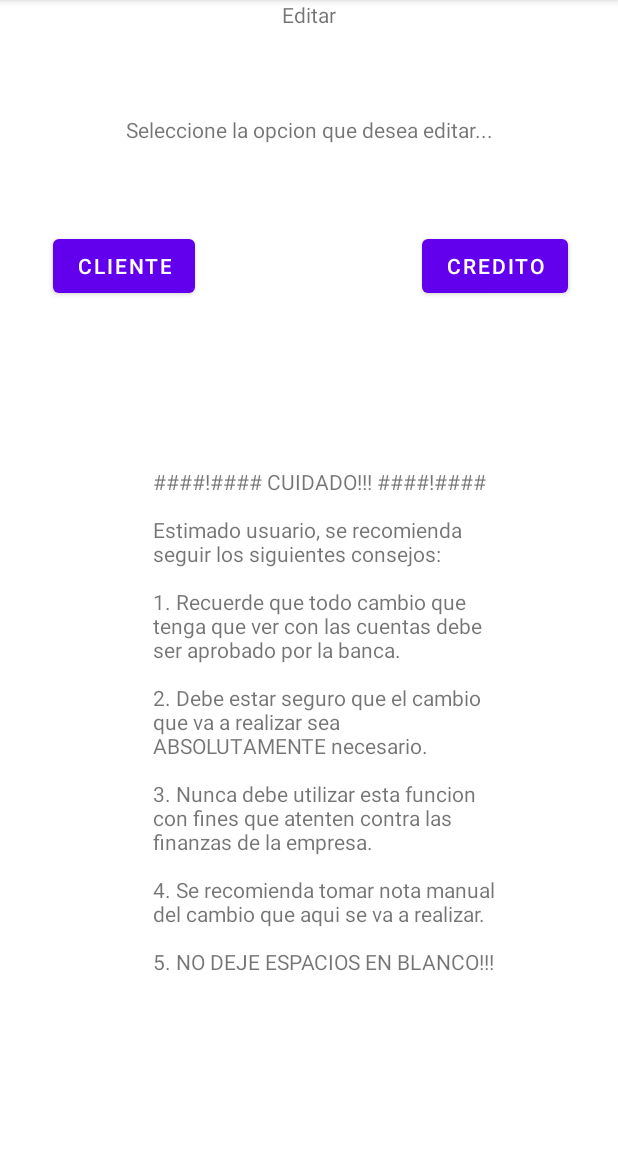
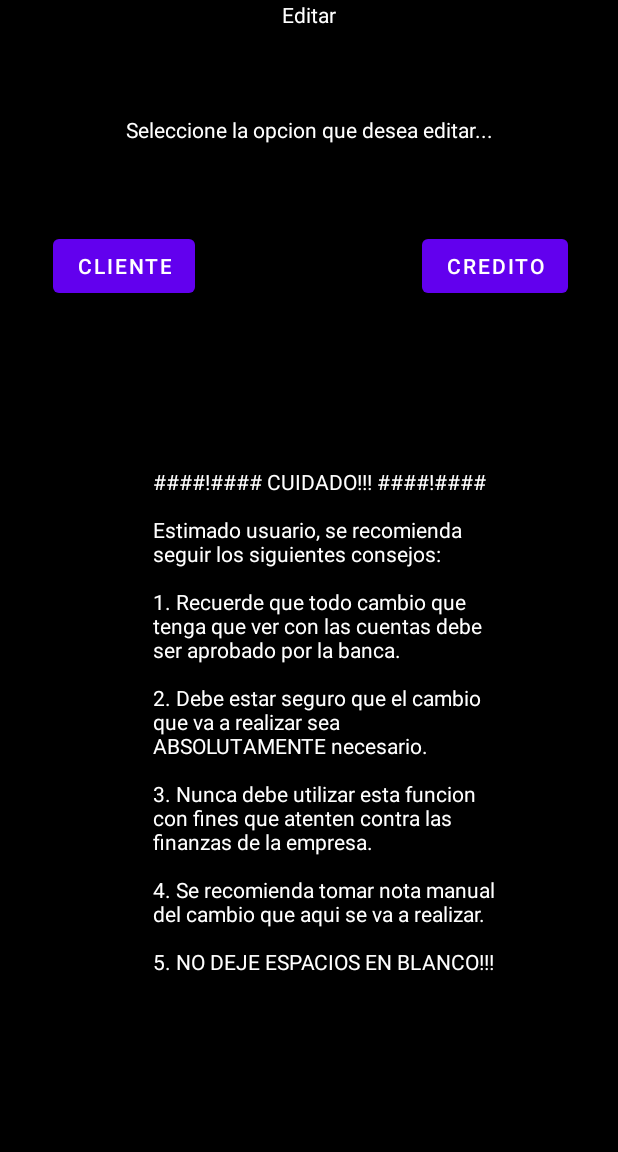
Before and after one commit to chuz41/ElChino, an Android app: the EditarActivity screen opened directly, with no data from a screen before it, on a phone screen of 412 x 824 dp, the part 84-1236 px from its top. Run offline under Robolectric (Android 15) with nearby library versions, the phone set to English and light mode, and no system bars.

Commit message:
Actualizacion estetica 10.10

```diff
--- a/app/src/main/res/layout/activity_abonar.xml
+++ b/app/src/main/res/layout/activity_abonar.xml
@@ -4,6 +4,7 @@
     xmlns:tools="http://schemas.android.com/tools"
     android:layout_width="match_parent"
     android:layout_height="match_parent"
+    android:background="#000000"
     tools:context=".AbonarActivity">
 
     <EditText
@@ -12,6 +13,7 @@
         android:layout_height="48dp"
         android:hint="@string/identificacion"
         android:inputType="textPersonName|text|textCapWords"
+        android:textColor="#FFFFFF"
         app:layout_constraintBottom_toBottomOf="parent"
         app:layout_constraintEnd_toEndOf="parent"
         app:layout_constraintStart_toStartOf="parent"
@@ -34,6 +36,7 @@
         android:layout_marginStart="8dp"
         android:layout_marginBottom="12dp"
         android:text="@string/identificacion_tv"
+        android:textColor="#FFFFFF"
         app:layout_constraintBottom_toTopOf="@+id/et_ID"
         app:layout_constraintStart_toStartOf="@+id/et_ID" />
 
@@ -54,6 +57,7 @@
         android:id="@+id/tv_saludo"
         android:layout_width="wrap_content"
         android:layout_height="wrap_content"
+        android:textColor="#FFFFFF"
         app:layout_constraintEnd_toEndOf="parent"
         app:layout_constraintHorizontal_bias="0.498"
         app:layout_constraintStart_toStartOf="parent"
@@ -65,6 +69,7 @@
         android:layout_height="wrap_content"
         android:layout_marginStart="16dp"
         android:layout_marginTop="16dp"
+        android:textColor="#FFFFFF"
         app:layout_constraintStart_toStartOf="parent"
         app:layout_constraintTop_toTopOf="parent" />
 
@@ -106,6 +111,7 @@
         android:ems="10"
         android:gravity="start|top"
         android:inputType="textMultiLine"
+        android:textColor="#FFFFFF"
         android:visibility="invisible"
         app:layout_constraintEnd_toEndOf="parent"
         app:layout_constraintHorizontal_bias="0.497"
--- a/app/src/main/res/layout/activity_cierre.xml
+++ b/app/src/main/res/layout/activity_cierre.xml
@@ -4,6 +4,7 @@
     xmlns:tools="http://schemas.android.com/tools"
     android:layout_width="match_parent"
     android:layout_height="match_parent"
+    android:background="#000000"
     tools:context=".CierreActivity">
 
     <TextView
@@ -11,6 +12,7 @@
         android:layout_width="wrap_content"
         android:layout_height="wrap_content"
         android:text="TextView"
+        android:textColor="#FFFFFF"
         app:layout_constraintEnd_toEndOf="parent"
         app:layout_constraintStart_toStartOf="parent"
         app:layout_constraintTop_toTopOf="parent" />
@@ -27,6 +29,7 @@
         android:inputType="textMultiLine"
         android:linksClickable="false"
         android:longClickable="false"
+        android:textColor="#FFFFFF"
         app:layout_constraintBottom_toBottomOf="parent"
         app:layout_constraintEnd_toEndOf="parent"
         app:layout_constraintStart_toStartOf="parent"
@@ -40,6 +43,7 @@
         android:layout_marginStart="28dp"
         android:layout_marginTop="28dp"
         android:text="TextView"
+        android:textColor="#FFFFFF"
         app:layout_constraintStart_toStartOf="parent"
         app:layout_constraintTop_toTopOf="parent" />
 
@@ -60,6 +64,7 @@
         android:layout_height="wrap_content"
         android:layout_marginEnd="28dp"
         android:text="TextView"
+        android:textColor="#FFFFFF"
         app:layout_constraintBottom_toBottomOf="@+id/tv_caja"
         app:layout_constraintEnd_toEndOf="parent"
         app:layout_constraintTop_toTopOf="@+id/tv_caja"
--- a/app/src/main/res/layout/activity_cuadratura.xml
+++ b/app/src/main/res/layout/activity_cuadratura.xml
@@ -4,6 +4,7 @@
     xmlns:tools="http://schemas.android.com/tools"
     android:layout_width="match_parent"
     android:layout_height="match_parent"
+    android:background="#000000"
     tools:context=".CuadraturaActivity">
 
     <EditText
@@ -12,6 +13,7 @@
         android:layout_height="48dp"
         android:hint="@string/identificacion"
         android:inputType="textPersonName|text|textCapWords"
+        android:textColor="#FFFFFF"
         app:layout_constraintBottom_toBottomOf="parent"
         app:layout_constraintEnd_toEndOf="parent"
         app:layout_constraintStart_toStartOf="parent"
@@ -34,6 +36,7 @@
         android:layout_marginStart="8dp"
         android:layout_marginBottom="12dp"
         android:text="@string/identificacion_tv"
+        android:textColor="#FFFFFF"
         app:layout_constraintBottom_toTopOf="@+id/et_ID"
         app:layout_constraintStart_toStartOf="@+id/et_ID" />
 
@@ -388,6 +391,7 @@
         android:layout_height="wrap_content"
         android:text="TextView"
         android:textAlignment="center"
+        android:textColor="#FFFFFF"
         app:layout_constraintBottom_toBottomOf="parent"
         app:layout_constraintEnd_toEndOf="parent"
         app:layout_constraintHorizontal_bias="0.498"
@@ -421,6 +425,7 @@
         android:layout_width="121dp"
         android:layout_height="22dp"
         android:text="@string/whatsapp"
+        android:textColor="#FFFFFF"
         android:textSize="12sp"
         app:layout_constraintBottom_toTopOf="@+id/whatsapp"
         app:layout_constraintStart_toStartOf="@+id/whatsapp"
--- a/app/src/main/res/layout/activity_editar.xml
+++ b/app/src/main/res/layout/activity_editar.xml
@@ -4,6 +4,7 @@
     xmlns:tools="http://schemas.android.com/tools"
     android:layout_width="match_parent"
     android:layout_height="match_parent"
+    android:background="#000000"
     tools:context=".EditarActivity">
 
     <Button
@@ -38,6 +39,7 @@
         android:layout_height="wrap_content"
         android:text="mensaje"
         app:layout_constraintBottom_toBottomOf="parent"
+        android:textColor="#FFFFFF"
         app:layout_constraintEnd_toEndOf="parent"
         app:layout_constraintHorizontal_bias="0.555"
         app:layout_constraintStart_toStartOf="parent"
@@ -51,6 +53,7 @@
         android:text="Saludo"
         app:layout_constraintEnd_toEndOf="parent"
         app:layout_constraintStart_toStartOf="parent"
+        android:textColor="#FFFFFF"
         app:layout_constraintTop_toTopOf="parent" />
 
     <TextView
@@ -60,6 +63,7 @@
         android:text="Texto"
         app:layout_constraintBottom_toBottomOf="@+id/bt_editar_cliente"
         app:layout_constraintEnd_toEndOf="parent"
+        android:textColor="#FFFFFF"
         app:layout_constraintHorizontal_bias="0.502"
         app:layout_constraintStart_toStartOf="parent"
         app:layout_constraintTop_toBottomOf="@+id/tv_saludo"
@@ -73,6 +77,7 @@
         app:layout_constraintBottom_toTopOf="@+id/tv_nombre_cliente"
         app:layout_constraintEnd_toStartOf="@+id/tv_saludo"
         app:layout_constraintStart_toStartOf="parent"
+        android:textColor="#FFFFFF"
         app:layout_constraintTop_toTopOf="parent"
         app:layout_constraintVertical_bias="0.824" />
 
@@ -83,6 +88,7 @@
         android:text="TextView"
         app:layout_constraintBottom_toTopOf="@+id/tv_apellido2_cliente"
         app:layout_constraintEnd_toStartOf="@+id/tv_saludo"
+        android:textColor="#FFFFFF"
         app:layout_constraintStart_toStartOf="parent"
         app:layout_constraintTop_toTopOf="parent"
         app:layout_constraintVertical_bias="0.875" />
@@ -95,6 +101,7 @@
         app:layout_constraintBottom_toTopOf="@+id/tv_apellido1_cliente"
         app:layout_constraintEnd_toStartOf="@+id/tv_saludo"
         app:layout_constraintStart_toStartOf="parent"
+        android:textColor="#FFFFFF"
         app:layout_constraintTop_toTopOf="parent"
         app:layout_constraintVertical_bias="0.859" />
 
@@ -106,6 +113,7 @@
         app:layout_constraintBottom_toTopOf="@+id/tv_apodo_cliente"
         app:layout_constraintEnd_toStartOf="@+id/tv_saludo"
         app:layout_constraintStart_toStartOf="parent"
+        android:textColor="#FFFFFF"
         app:layout_constraintTop_toTopOf="parent"
         app:layout_constraintVertical_bias="0.905" />
 
@@ -118,6 +126,7 @@
         app:layout_constraintEnd_toStartOf="@+id/tv_saludo"
         app:layout_constraintStart_toStartOf="parent"
         app:layout_constraintTop_toTopOf="parent"
+        android:textColor="#FFFFFF"
         app:layout_constraintVertical_bias="0.919" />
 
     <TextView
@@ -128,6 +137,7 @@
         app:layout_constraintBottom_toTopOf="@+id/tv_telefono1_cliente"
         app:layout_constraintEnd_toStartOf="@+id/tv_saludo"
         app:layout_constraintStart_toStartOf="parent"
+        android:textColor="#FFFFFF"
         app:layout_constraintTop_toTopOf="parent"
         app:layout_constraintVertical_bias="0.947" />
 
@@ -141,6 +151,7 @@
         app:layout_constraintEnd_toStartOf="@+id/tv_saludo"
         app:layout_constraintStart_toStartOf="parent"
         app:layout_constraintTop_toTopOf="parent"
+        android:textColor="#FFFFFF"
         app:layout_constraintVertical_bias="0.954" />
 
     <TextView
@@ -152,6 +163,7 @@
         app:layout_constraintEnd_toStartOf="@+id/tv_saludo"
         app:layout_constraintStart_toStartOf="parent"
         app:layout_constraintTop_toTopOf="parent"
+        android:textColor="#FFFFFF"
         app:layout_constraintVertical_bias="0.938" />
 
     <TextView
@@ -164,6 +176,7 @@
         app:layout_constraintEnd_toStartOf="@+id/tv_saludo"
         app:layout_constraintStart_toStartOf="parent"
         app:layout_constraintTop_toTopOf="parent"
+        android:textColor="#FFFFFF"
         app:layout_constraintVertical_bias="0.933" />
 
     <TextView
@@ -171,6 +184,7 @@
         android:layout_width="160dp"
         android:layout_height="25dp"
         android:text="TextView"
+        android:textColor="#FFFFFF"
         app:layout_constraintBottom_toBottomOf="parent"
         app:layout_constraintEnd_toStartOf="@+id/tv_saludo"
         app:layout_constraintStart_toStartOf="parent"
@@ -183,6 +197,7 @@
         android:layout_height="25dp"
         android:text="TextView"
         app:layout_constraintBottom_toTopOf="@+id/tv_notas_cliente"
+        android:textColor="#FFFFFF"
         app:layout_constraintEnd_toStartOf="@+id/tv_saludo"
         app:layout_constraintStart_toStartOf="parent"
         app:layout_constraintTop_toTopOf="parent"
@@ -193,6 +208,7 @@
         android:layout_width="160dp"
         android:layout_height="45dp"
         android:text="HOLA K ACE"
+        android:textColor="#FFFFFF"
         android:textSize="14sp"
         app:layout_constraintBottom_toTopOf="@+id/tv_nombre_cliente"
         app:layout_constraintEnd_toEndOf="parent"
@@ -206,6 +222,7 @@
         android:layout_width="160dp"
         android:layout_height="45dp"
         android:text="TextView"
+        android:textColor="#FFFFFF"
         android:textSize="14sp"
         app:layout_constraintBottom_toTopOf="@+id/tv_apellido2_cliente"
         app:layout_constraintEnd_toEndOf="parent"
@@ -219,6 +236,7 @@
         android:layout_width="160dp"
         android:layout_height="45dp"
         android:text="TextView"
+        android:textColor="#FFFFFF"
         android:textSize="14sp"
         app:layout_constraintBottom_toTopOf="@+id/tv_apellido1_cliente"
         app:layout_constraintEnd_toEndOf="parent"
@@ -232,6 +250,7 @@
         android:layout_width="160dp"
         android:layout_height="45dp"
         android:text="TextView"
+        android:textColor="#FFFFFF"
         android:textSize="14sp"
         app:layout_constraintBottom_toTopOf="@+id/tv_apodo_cliente"
         app:layout_constraintEnd_toEndOf="parent"
--- a/app/src/main/res/layout/activity_estado_cliente.xml
+++ b/app/src/main/res/layout/activity_estado_cliente.xml
@@ -4,7 +4,7 @@
     xmlns:tools="http://schemas.android.com/tools"
     android:layout_width="match_parent"
     android:layout_height="match_parent"
-    android:background="#323BE415"
+    android:background="#000000"
     tools:context=".Estado_clienteActivity">
 
     <TextView
@@ -20,6 +20,7 @@
         android:layout_height="wrap_content"
         android:layout_marginTop="4dp"
         android:text="@string/saludo_estado"
+        android:textColor="#FFFFFF"
         app:layout_constraintEnd_toEndOf="parent"
         app:layout_constraintHorizontal_bias="0.498"
         app:layout_constraintStart_toStartOf="parent"
@@ -77,6 +78,7 @@
         android:layout_width="wrap_content"
         android:layout_height="wrap_content"
         android:text="@string/identificacion_tv"
+        android:textColor="#FFFFFF"
         app:layout_constraintBottom_toBottomOf="parent"
         app:layout_constraintStart_toStartOf="@+id/et_ID"
         app:layout_constraintTop_toTopOf="parent"
@@ -100,6 +102,7 @@
         android:layout_height="48dp"
         android:hint="@string/identificacion"
         android:inputType="textPersonName|text|textCapWords"
+        android:textColor="#FFFFFF"
         app:layout_constraintBottom_toBottomOf="parent"
         app:layout_constraintEnd_toEndOf="parent"
         app:layout_constraintStart_toStartOf="parent"
--- a/app/src/main/res/layout/activity_main.xml
+++ b/app/src/main/res/layout/activity_main.xml
@@ -4,6 +4,7 @@
     xmlns:tools="http://schemas.android.com/tools"
     android:layout_width="match_parent"
     android:layout_height="match_parent"
+    android:background="#000000"
     tools:context=".MainActivity">
 
     <TextView
@@ -12,6 +13,7 @@
         android:layout_height="wrap_content"
         android:layout_marginBottom="8dp"
         android:text="@string/pedir_codigo_tv"
+        android:textColor="#FFFFFF"
         app:layout_constraintBottom_toTopOf="@+id/et_ID"
         app:layout_constraintStart_toStartOf="@+id/et_ID" />
 
@@ -21,6 +23,7 @@
         android:layout_height="48dp"
         android:hint="@string/pedir_codigo_et"
         android:inputType="textPersonName|text|textCapWords"
+        android:textColor="#FFFFFF"
         app:layout_constraintBottom_toBottomOf="parent"
         app:layout_constraintEnd_toEndOf="parent"
         app:layout_constraintStart_toStartOf="parent"
--- a/app/src/main/res/layout/activity_menu_principal.xml
+++ b/app/src/main/res/layout/activity_menu_principal.xml
@@ -23,6 +23,7 @@
         android:id="@+id/tvProgressBar"
         android:layout_width="wrap_content"
         android:layout_height="wrap_content"
+        android:textColor="#FFFFFF"
         app:layout_constraintBottom_toTopOf="@+id/progressBar"
         app:layout_constraintStart_toStartOf="@+id/progressBar" />
 
@@ -31,6 +32,7 @@
         android:layout_width="wrap_content"
         android:layout_height="wrap_content"
         android:text="TextView"
+        android:textColor="#FFFFFF"
         app:layout_constraintEnd_toStartOf="@+id/tv_fecha"
         app:layout_constraintHorizontal_bias="0.594"
         app:layout_constraintStart_toStartOf="parent"
@@ -41,6 +43,7 @@
         android:layout_width="wrap_content"
         android:layout_height="wrap_content"
         android:text="TextView"
+        android:textColor="#FFFFFF"
         app:layout_constraintEnd_toEndOf="parent"
         app:layout_constraintTop_toTopOf="parent" />
 
--- a/app/src/main/res/layout/activity_meses.xml
+++ b/app/src/main/res/layout/activity_meses.xml
@@ -4,6 +4,7 @@
     xmlns:tools="http://schemas.android.com/tools"
     android:layout_width="match_parent"
     android:layout_height="match_parent"
+    android:background="#000000"
     tools:context=".MesesActivity">
 
     <TextView
@@ -11,6 +12,7 @@
         android:layout_width="wrap_content"
         android:layout_height="wrap_content"
         android:text="TextView"
+        android:textColor="#FFFFFF"
         app:layout_constraintEnd_toEndOf="parent"
         app:layout_constraintStart_toStartOf="parent"
         app:layout_constraintTop_toTopOf="parent" />
@@ -28,6 +30,7 @@
         android:linksClickable="true"
         android:longClickable="false"
         android:onClick="onClickListener"
+        android:textColor="#FFFFFF"
         app:layout_constraintBottom_toBottomOf="parent"
         app:layout_constraintEnd_toEndOf="parent"
         app:layout_constraintStart_toStartOf="parent"
@@ -41,6 +44,7 @@
         android:layout_marginStart="28dp"
         android:layout_marginTop="28dp"
         android:text="TextView"
+        android:textColor="#FFFFFF"
         app:layout_constraintStart_toStartOf="parent"
         app:layout_constraintTop_toTopOf="parent" />
 
@@ -61,6 +65,7 @@
         android:layout_height="wrap_content"
         android:layout_marginEnd="28dp"
         android:text="TextView"
+        android:textColor="#FFFFFF"
         app:layout_constraintBottom_toBottomOf="@+id/tv_caja"
         app:layout_constraintEnd_toEndOf="parent"
         app:layout_constraintTop_toTopOf="@+id/tv_caja"
--- a/app/src/main/res/layout/activity_morosos.xml
+++ b/app/src/main/res/layout/activity_morosos.xml
@@ -4,6 +4,7 @@
     xmlns:tools="http://schemas.android.com/tools"
     android:layout_width="match_parent"
     android:layout_height="match_parent"
+    android:background="#000000"
     tools:context=".MorososActivity">
 
 
@@ -12,6 +13,7 @@
         android:layout_width="wrap_content"
         android:layout_height="wrap_content"
         android:text="TextView"
+        android:textColor="#FFFFFF"
         app:layout_constraintEnd_toEndOf="parent"
         app:layout_constraintStart_toStartOf="parent"
         app:layout_constraintTop_toTopOf="parent" />
@@ -29,6 +31,7 @@
         android:linksClickable="true"
         android:longClickable="false"
         android:onClick="onClickListener"
+        android:textColor="#FFFFFF"
         app:layout_constraintBottom_toBottomOf="parent"
         app:layout_constraintEnd_toEndOf="parent"
         app:layout_constraintStart_toStartOf="parent"
@@ -42,6 +45,7 @@
         android:layout_marginStart="28dp"
         android:layout_marginTop="28dp"
         android:text="TextView"
+        android:textColor="#FFFFFF"
         app:layout_constraintStart_toStartOf="parent"
         app:layout_constraintTop_toTopOf="parent" />
 
@@ -62,6 +66,7 @@
         android:layout_height="wrap_content"
         android:layout_marginEnd="28dp"
         android:text="TextView"
+        android:textColor="#FFFFFF"
         app:layout_constraintBottom_toBottomOf="@+id/tv_caja"
         app:layout_constraintEnd_toEndOf="parent"
         app:layout_constraintTop_toTopOf="@+id/tv_caja"
--- a/app/src/main/res/layout/activity_nuevo_credito.xml
+++ b/app/src/main/res/layout/activity_nuevo_credito.xml
@@ -4,7 +4,7 @@
     xmlns:tools="http://schemas.android.com/tools"
     android:layout_width="match_parent"
     android:layout_height="match_parent"
-    android:background="@android:drawable/btn_star_big_on"
+    android:background="#000000"
     tools:context=".Nuevo_creditoActivity">
 
 
@@ -13,6 +13,7 @@
         android:layout_width="305dp"
         android:layout_height="48dp"
         android:inputType="textPersonName|text|textCapWords"
+        android:textColor="#FFFFFF"
         app:layout_constraintBottom_toBottomOf="parent"
         app:layout_constraintEnd_toEndOf="parent"
         app:layout_constraintStart_toStartOf="parent"
@@ -40,6 +41,7 @@
         android:layout_height="wrap_content"
         android:layout_marginBottom="12dp"
         android:text="@string/identificacion_tv"
+        android:textColor="#FFFFFF"
         app:layout_constraintBottom_toTopOf="@+id/et_ID"
         app:layout_constraintStart_toStartOf="@+id/et_ID" />
 
@@ -60,6 +62,7 @@
         android:id="@+id/tv_saludo"
         android:layout_width="wrap_content"
         android:layout_height="wrap_content"
+        android:textColor="#FFFFFF"
         app:layout_constraintEnd_toEndOf="parent"
         app:layout_constraintStart_toStartOf="parent"
         app:layout_constraintTop_toTopOf="parent" />
--- a/app/src/main/res/layout/activity_pagan_hoy.xml
+++ b/app/src/main/res/layout/activity_pagan_hoy.xml
@@ -4,6 +4,7 @@
     xmlns:tools="http://schemas.android.com/tools"
     android:layout_width="match_parent"
     android:layout_height="match_parent"
+    android:background="#000000"
     tools:context=".MorososActivity">
 
 
@@ -12,6 +13,7 @@
         android:layout_width="wrap_content"
         android:layout_height="wrap_content"
         android:text="TextView"
+        android:textColor="#FFFFFF"
         app:layout_constraintEnd_toEndOf="parent"
         app:layout_constraintStart_toStartOf="parent"
         app:layout_constraintTop_toTopOf="parent" />
@@ -29,6 +31,7 @@
         android:linksClickable="true"
         android:longClickable="false"
         android:onClick="onClickListener"
+        android:textColor="#FFFFFF"
         app:layout_constraintBottom_toBottomOf="parent"
         app:layout_constraintEnd_toEndOf="parent"
         app:layout_constraintStart_toStartOf="parent"
@@ -42,6 +45,7 @@
         android:layout_marginStart="28dp"
         android:layout_marginTop="28dp"
         android:text="TextView"
+        android:textColor="#FFFFFF"
         app:layout_constraintStart_toStartOf="parent"
         app:layout_constraintTop_toTopOf="parent" />
 
@@ -62,6 +66,7 @@
         android:layout_height="wrap_content"
         android:layout_marginEnd="28dp"
         android:text="TextView"
+        android:textColor="#FFFFFF"
         app:layout_constraintBottom_toBottomOf="@+id/tv_caja"
         app:layout_constraintEnd_toEndOf="parent"
         app:layout_constraintTop_toTopOf="@+id/tv_caja"
--- a/app/src/main/res/layout/activity_quincenas.xml
+++ b/app/src/main/res/layout/activity_quincenas.xml
@@ -4,6 +4,7 @@
     xmlns:tools="http://schemas.android.com/tools"
     android:layout_width="match_parent"
     android:layout_height="match_parent"
+    android:background="#000000"
     tools:context=".QuincenasActivity">
 
     <TextView
@@ -11,6 +12,7 @@
         android:layout_width="wrap_content"
         android:layout_height="wrap_content"
         android:text="TextView"
+        android:textColor="#FFFFFF"
         app:layout_constraintEnd_toEndOf="parent"
         app:layout_constraintStart_toStartOf="parent"
         app:layout_constraintTop_toTopOf="parent" />
@@ -28,6 +30,7 @@
         android:linksClickable="true"
         android:longClickable="false"
         android:onClick="onClickListener"
+        android:textColor="#FFFFFF"
         app:layout_constraintBottom_toBottomOf="parent"
         app:layout_constraintEnd_toEndOf="parent"
         app:layout_constraintStart_toStartOf="parent"
@@ -41,6 +44,7 @@
         android:layout_marginStart="28dp"
         android:layout_marginTop="28dp"
         android:text="TextView"
+        android:textColor="#FFFFFF"
         app:layout_constraintStart_toStartOf="parent"
         app:layout_constraintTop_toTopOf="parent" />
 
@@ -61,6 +65,7 @@
         android:layout_height="wrap_content"
         android:layout_marginEnd="28dp"
         android:text="TextView"
+        android:textColor="#FFFFFF"
         app:layout_constraintBottom_toBottomOf="@+id/tv_caja"
         app:layout_constraintEnd_toEndOf="parent"
         app:layout_constraintTop_toTopOf="@+id/tv_caja"
--- a/app/src/main/res/layout/activity_registrar_cliente_nuevo.xml
+++ b/app/src/main/res/layout/activity_registrar_cliente_nuevo.xml
@@ -3,6 +3,7 @@
     xmlns:tools="http://schemas.android.com/tools"
     android:layout_width="match_parent"
     android:layout_height="match_parent"
+    android:background="#000000"
     tools:context=".Registrar_cliente_nuevoActivity">
 
     <LinearLayout
--- a/app/src/main/res/layout/custom_spinner.xml
+++ b/app/src/main/res/layout/custom_spinner.xml
@@ -5,5 +5,5 @@
     android:layout_height="wrap_content"
     android:textSize="22sp"
     android:padding="10sp"
-    android:textColor="#FF070AB8"
+    android:textColor="#FFFFFF"
     xmlns:android="http://schemas.android.com/apk/res/android" />
```
Also changed, not shown: app/src/main/java/com/example/elchino/CuadraturaActivity.java (+23 -3 lines), app/src/main/res/layout/activity_banca.xml (+7 -0 lines), app/src/main/res/layout/activity_gastos.xml (+9 -1 lines).
